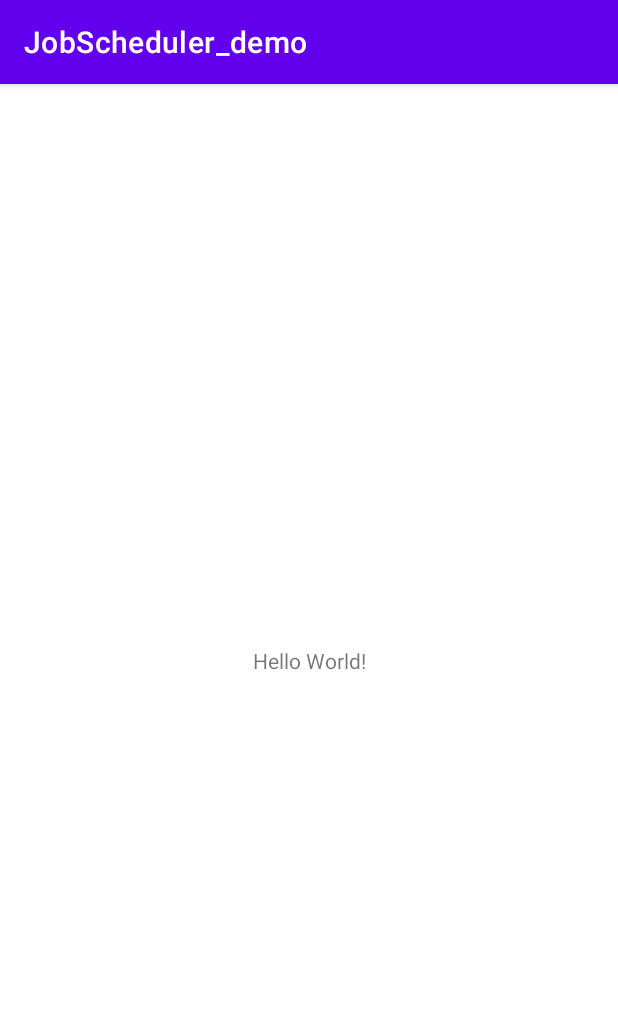
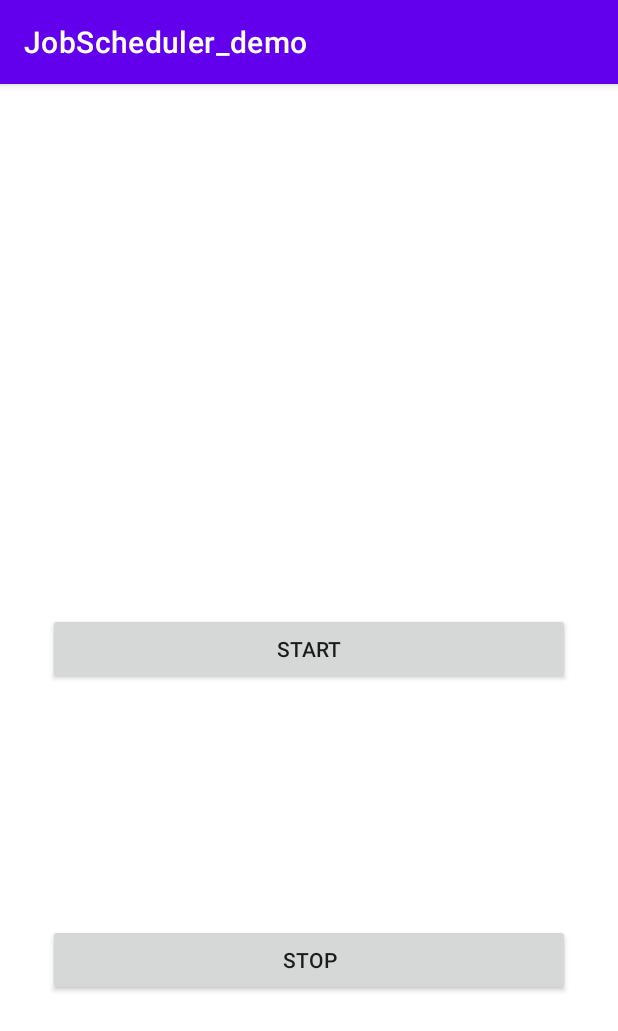
Before and after one commit to JaesungLeee/android-background, an Android app: the screen it shows after launch (MainActivity), on a phone screen of 412 x 824 dp. Shown: the top 1031 px of the screen. Run offline under Robolectric (Android 15) with nearby library versions, the phone set to English and light mode, and no system bars.

Commit message:
feat : 날씨 정보 받아와 알람 처리 구현

```diff
--- a/JobScheduler_demo/app/src/main/AndroidManifest.xml
+++ b/JobScheduler_demo/app/src/main/AndroidManifest.xml
@@ -2,11 +2,13 @@
 <manifest xmlns:android="http://schemas.android.com/apk/res/android"
     package="com.jslee.jobscheduler_demo">
 
+    <uses-permission android:name="android.permission.INTERNET" />
     <application
         android:allowBackup="true"
         android:icon="@mipmap/ic_launcher"
         android:label="@string/app_name"
         android:roundIcon="@mipmap/ic_launcher_round"
+        android:usesCleartextTraffic="true"
         android:supportsRtl="true"
         android:theme="@style/Theme.JobScheduler_demo">
         <activity
@@ -18,6 +20,9 @@
                 <category android:name="android.intent.category.LAUNCHER" />
             </intent-filter>
         </activity>
+        <service android:name=".WeatherJobService"
+            android:permission="android.permission.BIND_JOB_SERVICE" />
     </application>
 
+
 </manifest>
--- a/JobScheduler_demo/app/src/main/java/com/jslee/jobscheduler_demo/MainActivity.kt
+++ b/JobScheduler_demo/app/src/main/java/com/jslee/jobscheduler_demo/MainActivity.kt
@@ -1,11 +1,73 @@
 package com.jslee.jobscheduler_demo
 
+import android.app.job.JobInfo
+import android.app.job.JobScheduler
+import android.content.ComponentName
+import android.content.Context
 import androidx.appcompat.app.AppCompatActivity
 import android.os.Bundle
+import android.widget.Toast
+import androidx.core.content.getSystemService
+import com.jslee.jobscheduler_demo.databinding.ActivityMainBinding
+import java.util.concurrent.TimeUnit
 
 class MainActivity : AppCompatActivity() {
+
+    private val binding : ActivityMainBinding by lazy { ActivityMainBinding.inflate(layoutInflater) }
+
     override fun onCreate(savedInstanceState: Bundle?) {
         super.onCreate(savedInstanceState)
-        setContentView(R.layout.activity_main)
+        setContentView(binding.root)
+
+        bindViews()
+    }
+
+    private fun bindViews() {
+        binding.startButton.setOnClickListener { startJob() }
+        binding.stopButton.setOnClickListener { stopJob() }
+    }
+
+    private fun startJob() {
+        if (isJobRunning(this)) {
+            Toast.makeText(this, "Already Scheduled", Toast.LENGTH_SHORT).show()
+            return
+        }
+
+        val jobComponentName = ComponentName(this, WeatherJobService::class.java)
+        val job = JobInfo.Builder(JOB_ID, jobComponentName)
+            .setRequiredNetworkType(JobInfo.NETWORK_TYPE_ANY)
+            .setRequiresDeviceIdle(false)
+            .setRequiresCharging(false)
+            .setPeriodic(TimeUnit.MINUTES.toMillis(60))
+
+        val jobScheduler = getSystemService(Context.JOB_SCHEDULER_SERVICE) as JobScheduler
+        jobScheduler.schedule(job.build())
+
+        Toast.makeText(this, "Job Service Started", Toast.LENGTH_SHORT).show()
+    }
+
+    private fun stopJob() {
+        val scheduler = getSystemService(Context.JOB_SCHEDULER_SERVICE) as JobScheduler
+        scheduler.cancel(JOB_ID)
+
+        Toast.makeText(this, "Job Service Stopped", Toast.LENGTH_SHORT).show()
+    }
+
+
+    private fun isJobRunning(context: Context): Boolean {
+        var isJobScheduled = false
+        val jobScheduler = context.getSystemService(Context.JOB_SCHEDULER_SERVICE) as JobScheduler
+
+        for (job in jobScheduler.allPendingJobs) {
+            if (job.id == JOB_ID) {
+                isJobScheduled = true
+                break
+            }
+        }
+
+        return isJobScheduled
+    }
+    companion object  {
+        private const val JOB_ID = 10
     }
 }
--- a/JobScheduler_demo/app/src/main/res/layout/activity_main.xml
+++ b/JobScheduler_demo/app/src/main/res/layout/activity_main.xml
@@ -7,12 +7,39 @@
     tools:context=".MainActivity">
 
     <TextView
+        android:id="@+id/weather_textView"
         android:layout_width="wrap_content"
         android:layout_height="wrap_content"
-        android:text="Hello World!"
-        app:layout_constraintBottom_toBottomOf="parent"
+        android:textSize="24sp"
+        app:layout_constraintBottom_toTopOf="@id/start_button"
         app:layout_constraintLeft_toLeftOf="parent"
         app:layout_constraintRight_toRightOf="parent"
         app:layout_constraintTop_toTopOf="parent" />
 
+
+    <androidx.appcompat.widget.AppCompatButton
+        android:id="@+id/start_button"
+        android:layout_width="0dp"
+        android:layout_height="wrap_content"
+        android:layout_marginStart="32dp"
+        android:layout_marginEnd="32dp"
+        android:text="Start"
+        app:layout_constraintBottom_toTopOf="@id/stop_button"
+        app:layout_constraintEnd_toEndOf="parent"
+        app:layout_constraintStart_toStartOf="parent"
+        app:layout_constraintTop_toBottomOf="@id/weather_textView" />
+
+    <androidx.appcompat.widget.AppCompatButton
+        android:id="@+id/stop_button"
+        android:layout_width="0dp"
+        android:layout_height="wrap_content"
+        android:layout_marginStart="32dp"
+        android:layout_marginEnd="32dp"
+        android:text="Stop"
+        app:layout_constraintBottom_toBottomOf="parent"
+        app:layout_constraintEnd_toEndOf="parent"
+        app:layout_constraintStart_toStartOf="parent"
+        app:layout_constraintTop_toBottomOf="@id/start_button" />
+
+
 </androidx.constraintlayout.widget.ConstraintLayout>
```
Also changed, not shown: JobScheduler_demo/app/build.gradle (+7 -0 lines), JobScheduler_demo/app/src/main/java/com/jslee/jobscheduler_demo/WeatherClient.kt (added, +18 -0 lines), JobScheduler_demo/app/src/main/java/com/jslee/jobscheduler_demo/WeatherJobService.kt (added, +111 -0 lines), JobScheduler_demo/app/src/main/java/com/jslee/jobscheduler_demo/WeatherRequest.kt (added, +15 -0 lines), JobScheduler_demo/app/src/main/java/com/jslee/jobscheduler_demo/WeatherResponseDTO.kt (added, +19 -0 lines).
